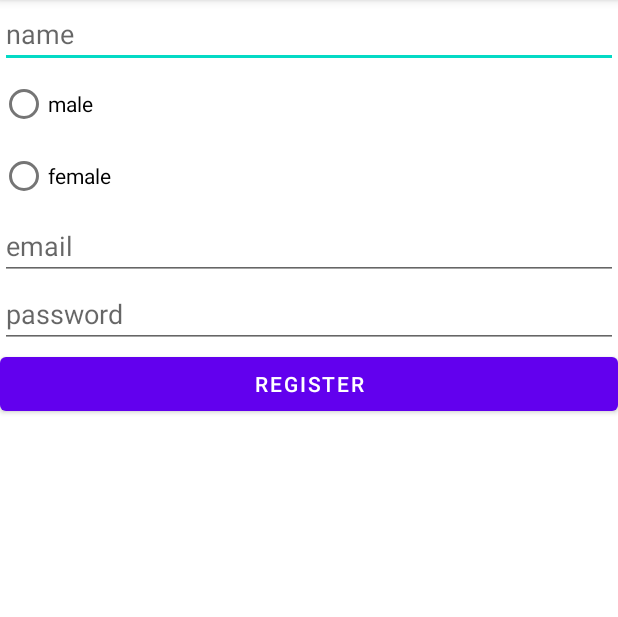
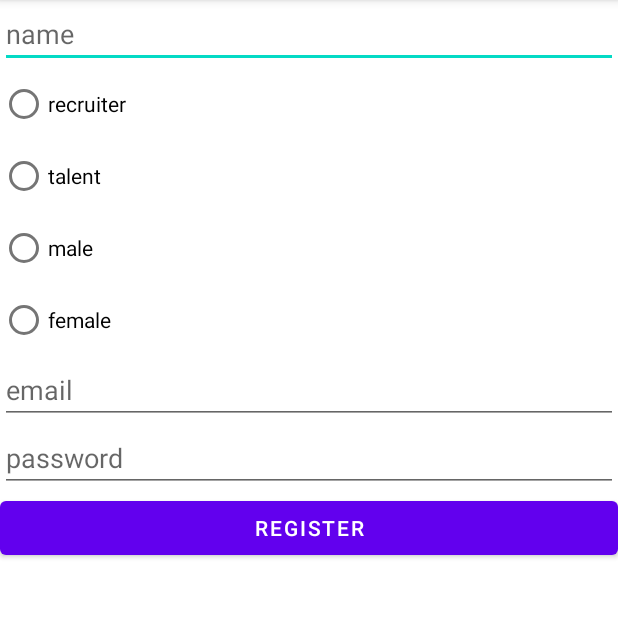
Before and after one commit to Tyzanol/sudas, an Android app: the RegistrationActivity screen opened directly, with no data from a screen before it, on a phone screen of 412 x 824 dp, the part 84-701 px from its top. Run offline under Robolectric (Android 15) with nearby library versions, the phone set to English and light mode, and no system bars; our stand-ins replace Firebase (no records; nobody signed in at launch, a user with empty details on screens opened directly); 1 statement that could not run was skipped.

Commit message:
set match lookup by usertype

```diff
--- a/app/src/main/java/com/example/sudas/RegistrationActivity.java
+++ b/app/src/main/java/com/example/sudas/RegistrationActivity.java
@@ -31,7 +31,7 @@ public class RegistrationActivity extends AppCompatActivity {
     private FirebaseAuth mAuth;
     private FirebaseAuth.AuthStateListener firebaseAuthStateListener;
 
-    private RadioGroup mRadioGroup;
+    private RadioGroup mRadioGroup, mRadioGroupType;
 
     @Override
     protected void onCreate(Bundle savedInstanceState) {
@@ -56,6 +56,7 @@ public class RegistrationActivity extends AppCompatActivity {
         mEmail = (EditText) findViewById(R.id.email);
         mPassword = (EditText) findViewById(R.id.password);
         mRadioGroup = (RadioGroup) findViewById(R.id.radioGroup);
+        mRadioGroupType = (RadioGroup) findViewById(R.id.radioGroupType);
         mName = (EditText) findViewById(R.id.name);
 
         mRegister.setOnClickListener(new View.OnClickListener() {
@@ -66,6 +67,13 @@ public class RegistrationActivity extends AppCompatActivity {
                 if (radioButton.getText() == null) {
                     return;
                 }
+
+                int selectedTypeId = mRadioGroup.getCheckedRadioButtonId();
+                final RadioButton radioButtonType = (RadioButton) findViewById(selectedId);
+                if (radioButton.getText() == null) {
+                    return;
+                }
+
 
                 final String email = mEmail.getText().toString();
                 final String password = mPassword.getText().toString();
@@ -83,6 +91,7 @@ public class RegistrationActivity extends AppCompatActivity {
                             Map userInfo = new HashMap();
                             userInfo.put("name", name);
                             userInfo.put("gender", radioButton.getText().toString());
+                            userInfo.put("type", radioButtonType.getText().toString());
                             userInfo.put("profileImageUrl", "default");
                             currentUserDb.updateChildren(userInfo);
                         }
--- a/app/src/main/java/com/example/sudas/SettingsActivity.java
+++ b/app/src/main/java/com/example/sudas/SettingsActivity.java
@@ -50,11 +50,11 @@ public class SettingsActivity extends AppCompatActivity {
 
 //        String userGender = getIntent().getExtras().getString("userGender");
         mNameField = (EditText) findViewById(R.id.name);
-        mPhoneField = (EditText) findViewById(R.id.phone);
+//        mPhoneField = (EditText) findViewById(R.id.phone);
 
         mProfileImage = (ImageView) findViewById(R.id.profileImage);
 
-        mBack = (Button) findViewById(R.id.back);
+//        mBack = (Button) findViewById(R.id.back);
         mConfirm = (Button) findViewById(R.id.confirm);
 
         mAuth = FirebaseAuth.getInstance();
--- a/app/src/main/res/layout/activity_registration.xml
+++ b/app/src/main/res/layout/activity_registration.xml
@@ -11,6 +11,20 @@
         android:layout_height="wrap_content"
         android:hint="name"
         android:id="@+id/name"/>
+    <RadioGroup
+        android:layout_width="match_parent"
+        android:layout_height="wrap_content"
+        android:id="@+id/radioGroupType">
+        <RadioButton
+            android:layout_width="wrap_content"
+            android:layout_height="wrap_content"
+            android:text="recruiter"/>
+        <RadioButton
+            android:layout_width="wrap_content"
+            android:layout_height="wrap_content"
+            android:text="talent"/>
+    </RadioGroup>
+
     <RadioGroup
         android:layout_width="match_parent"
         android:layout_height="wrap_content"
```
Also changed, not shown: app/src/main/java/com/example/sudas/MainActivity.java (+12 -12 lines), app/src/main/res/images/profile-default.png (deleted).
